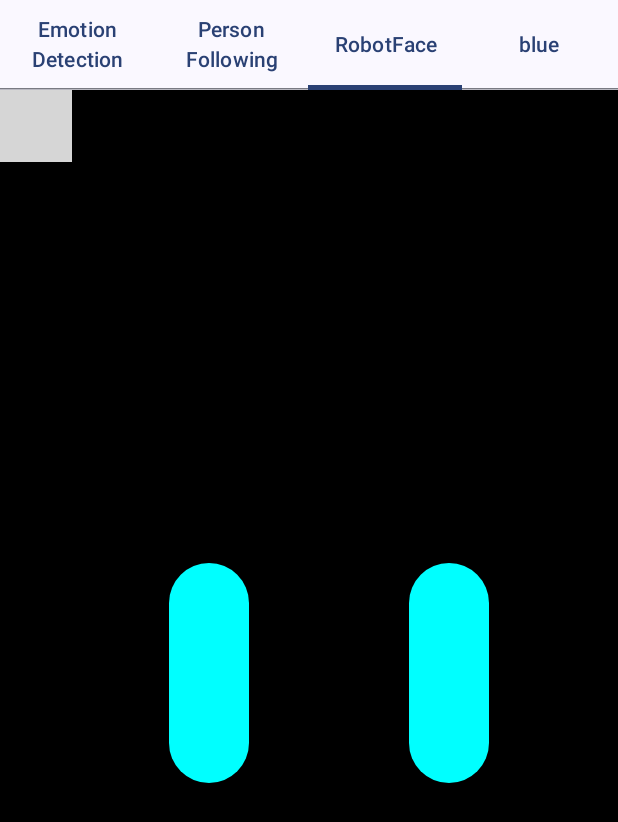
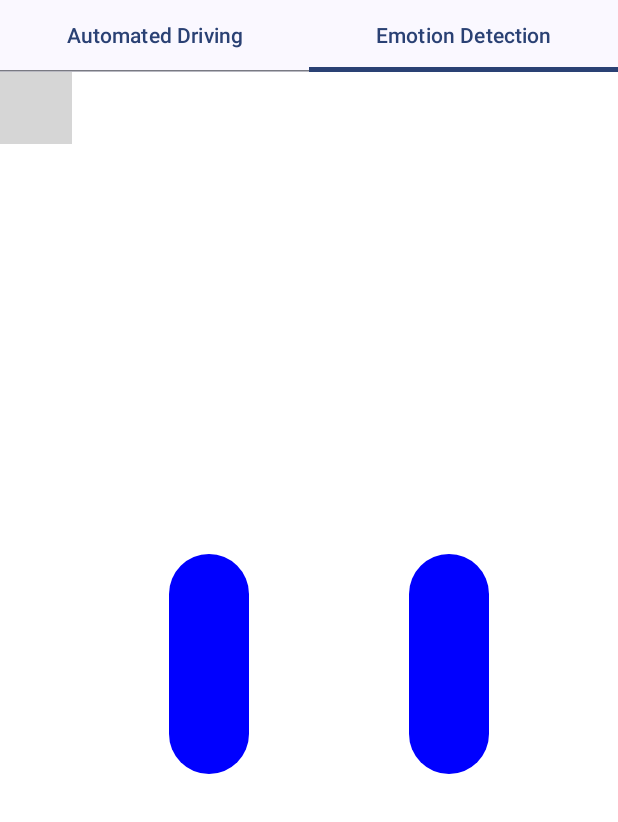
Before and after one commit to yaracham/cobot-tablet, an Android app built with Jetpack Compose: the screen it shows after launch (MainActivity), on a phone screen of 412 x 824 dp. Shown: the top 822 px of the screen. Run offline under Robolectric (Android 15) with nearby library versions, the phone set to English and light mode, and no system bars; libraries missing offline, so code that uses them is left out: androidx.camera.core, androidx.camera.lifecycle, androidx.camera.view, com.google.mediapipe.framework, com.google.mediapipe.tasks; 3 statements that could not run were skipped; grey boxes are pictures that could not be loaded.

Commit message:
implemented receiving of AON AOF message from mobile for automated driving

```diff
--- a/cobot/app/src/main/java/com/example/cobot/MainActivity.kt
+++ b/cobot/app/src/main/java/com/example/cobot/MainActivity.kt
@@ -17,7 +17,11 @@ import androidx.activity.result.contract.ActivityResultContracts
 import androidx.annotation.RequiresApi
 import androidx.annotation.RequiresPermission
 import androidx.compose.foundation.layout.Column
+import androidx.compose.foundation.layout.WindowInsets
+import androidx.compose.foundation.layout.asPaddingValues
 import androidx.compose.foundation.layout.fillMaxSize
+import androidx.compose.foundation.layout.padding
+import androidx.compose.foundation.layout.statusBars
 import androidx.compose.material3.Tab
 import androidx.compose.material3.TabRow
 import androidx.compose.material3.Text
@@ -37,7 +41,8 @@ import java.util.UUID
 class MainActivity : ComponentActivity() {
 
     private val CAMERA_PERMISSION_CODE = 100
-//    private val bluetoothManager = MyBluetoothManager()
+
+    //    private val bluetoothManager = MyBluetoothManager()
     private lateinit var hm10Helper: HM10BluetoothHelper
 
     private fun checkCameraPermission() {
@@ -51,6 +56,7 @@ class MainActivity : ComponentActivity() {
             )
         }
     }
+
     private fun requestAllPermissions() {
         val permissions = mutableListOf(
             Manifest.permission.ACCESS_FINE_LOCATION,
@@ -63,13 +69,14 @@ class MainActivity : ComponentActivity() {
             permissions.add(Manifest.permission.BLUETOOTH_CONNECT)
         }
 
-        val launcher = registerForActivityResult(ActivityResultContracts.RequestMultiplePermissions()) { results ->
-            // Log or handle permission result if needed
-        }
+        val launcher =
+            registerForActivityResult(ActivityResultContracts.RequestMultiplePermissions()) { results ->
+                // Log or handle permission result if needed
+            }
         launcher.launch(permissions.toTypedArray())
     }
 
-    @RequiresApi(Build.VERSION_CODES.P)
+    @RequiresApi(value = 31)
     override fun onCreate(savedInstanceState: Bundle?) {
         super.onCreate(savedInstanceState)
         enableEdgeToEdge()
@@ -78,6 +85,7 @@ class MainActivity : ComponentActivity() {
         hm10Helper = HM10BluetoothHelper(this)
         requestAllPermissions()
         if (Build.VERSION.SDK_INT >= Build.VERSION_CODES.S) {
+            hm10Helper.connectDirectly()
             if (ContextCompat.checkSelfPermission(this, Manifest.permission.BLUETOOTH_CONNECT)
                 != PackageManager.PERMISSION_GRANTED
             ) {
@@ -94,50 +102,42 @@ class MainActivity : ComponentActivity() {
 
         setContent {
             CobotTheme {
-                var selectedTab by remember { mutableIntStateOf(2) }
+                var selectedTab by remember { mutableStateOf("AOF") }
+
+
                 val context = LocalContext.current
-
                 val bluetoothAdapter: BluetoothAdapter? =
-                    (getSystemService(Context.BLUETOOTH_SERVICE) as BluetoothManager).adapter
+                    remember {
+                        (context.getSystemService(Context.BLUETOOTH_SERVICE) as BluetoothManager).adapter
+                    }
 
                 if (bluetoothAdapter?.isEnabled == false) {
                     val enableBtIntent = Intent(BluetoothAdapter.ACTION_REQUEST_ENABLE)
                     startActivityForResult(enableBtIntent, 1)
                 }
 
-                Column(modifier = Modifier.fillMaxSize()) {
-                    TabRow(selectedTabIndex = selectedTab) {
+                Column(
+                    modifier = Modifier
+                        .fillMaxSize()
+                        .padding(WindowInsets.statusBars.asPaddingValues())
+                ) {
+                    TabRow(selectedTabIndex = if (selectedTab == "AON") 0 else 1) {
                         Tab(
-                            selected = selectedTab == 0,
-                            onClick = { selectedTab = 0 },
-                            text = { Text("Emotion Detection") }
+                            selected = selectedTab == "AON",
+                            onClick = { selectedTab = "AON" },
+                            text = { Text("Automated Driving") }
                         )
                         Tab(
-                            selected = selectedTab == 1,
-                            onClick = { selectedTab = 1 },
-                            text = { Text("Person Following") }
-                        )
-                        Tab(
-                            selected = selectedTab == 2,
-                            onClick = { selectedTab = 2 },
-                            text = { Text("RobotFace") }
-                        )
-                        Tab(
-                            selected = selectedTab == 3,
-                            onClick = { selectedTab = 3},
-                            text = { Text("blue") }
+                            selected = selectedTab == "AOF",
+                            onClick = { selectedTab = "AOF" },
+                            text = { Text("Emotion Detection") }
                         )
                     }
 
                     when (selectedTab) {
-                        0 -> LiveEmotionDetectionScreen(hm10Helper)
-                        1 -> PersonFollowingScreen(hm10Helper)
-                        2 -> RobotFaceEmotionDemo(hm10Helper)
-                        3 -> MainScreen(hm10Helper)
+                        "AOF" -> RobotFaceEmotionDemo(hm10Helper)
+                        "AON" -> PersonFollowingScreen(hm10Helper)
                     }
-
-                    // ✅ Call it once for now to test connection (replace with real MAC)
-                    // LaunchedEffect(Unit) { connectToHM10("00:14:03:05:59:36") }
                 }
             }
         }
--- a/cobot/app/src/main/java/com/example/cobot/robot_face/EmotionRobotFaceScreen.kt
+++ b/cobot/app/src/main/java/com/example/cobot/robot_face/EmotionRobotFaceScreen.kt
@@ -38,7 +38,7 @@ import android.Manifest
 import com.example.cobot.bluetooth.BluetoothState
 import com.example.cobot.bluetooth.HM10BluetoothHelper
 
-@RequiresApi(Build.VERSION_CODES.P)
+@RequiresApi(value = 31)
 @Composable
 fun RobotFaceEmotionDemo(hM10BluetoothHelper: HM10BluetoothHelper) {
 //    val bluetoothState by bluetoothManager.bluetoothState
@@ -91,7 +91,7 @@ fun RobotFaceEmotionDemo(hM10BluetoothHelper: HM10BluetoothHelper) {
 //            emotionOverride = null // go back to detected emotion
 //        }
 //    }
-    LaunchedEffect(Unit) {
+    LaunchedEffect(detectedEmotion) {
         while (true) {
             val command = when (detectedEmotion) {
                 "Happy" -> "EA\r\n"
@@ -100,8 +100,7 @@ fun RobotFaceEmotionDemo(hM10BluetoothHelper: HM10BluetoothHelper) {
                 "Angry" -> "EY\r\n"
                 else -> ""
             }
-
-//            bluetoothManager.sendCommand(command)
+            hM10BluetoothHelper.sendMessage(command)
             delay(5000) // Send every 5 seconds
         }
     }
@@ -121,40 +120,16 @@ fun RobotFaceEmotionDemo(hM10BluetoothHelper: HM10BluetoothHelper) {
         }
     }
 
-    // Main container with black background
     Box(
         modifier = Modifier
             .fillMaxSize()
-            .background(Color.Black)
+            .background(Color.White)
     ) {
-        // Camera preview with zero zIndex to hide it behind the robot face
-        // We still need it for emotion detection
         Box(
             modifier = Modifier
                 .align(Alignment.TopCenter)
                 .padding(16.dp)
         ) {
-            val hasBluetoothPermission = remember {
-                ContextCompat.checkSelfPermission(
-                    context,
-                    Manifest.permission.BLUETOOTH_CONNECT
-                ) == PackageManager.PERMISSION_GRANTED
-            }
-//            Text(
-//                text = when {
-//                    bluetoothState.isConnecting -> "🔄 Connecting to HC-06..."
-//                    bluetoothState.isConnected -> {
-//                        val name = if (hasBluetoothPermission) {
-//                            bluetoothState.connectedDevice?.name ?: "device"
-//                        } else {
-//                            "device"
-//                        }
-//                        "✅ Connected to $name"
-//                    }
-//                    else -> "❌ Not Connected"
-//                },
-//                color = Color.White
-//            )
         }
         Box(modifier = Modifier.zIndex(-1f)) {
             CameraPreview(
@@ -196,7 +171,6 @@ fun RobotFaceEmotionDemo(hM10BluetoothHelper: HM10BluetoothHelper) {
             }
         }
         val finalEmotion = when {
-//            bluetoothState.isConnecting -> Emotion.CONNECTING
             emotionOverride != null -> emotionOverride!!
             detectedEmotion.equals("Happy", ignoreCase = true) -> Emotion.HAPPY
             detectedEmotion.equals("Surprised", ignoreCase = true) -> Emotion.SURPRISED
```
Also changed, not shown: cobot/app/src/main/java/com/example/cobot/bluetooth/HM10BluetoothHelper.kt (+63 -0 lines), cobot/app/src/main/java/com/example/cobot/emotion_detection/EmotionLive.kt (+15 -8 lines), cobot/app/src/main/java/com/example/cobot/robot_face/RobotFace.kt (+12 -25 lines).
